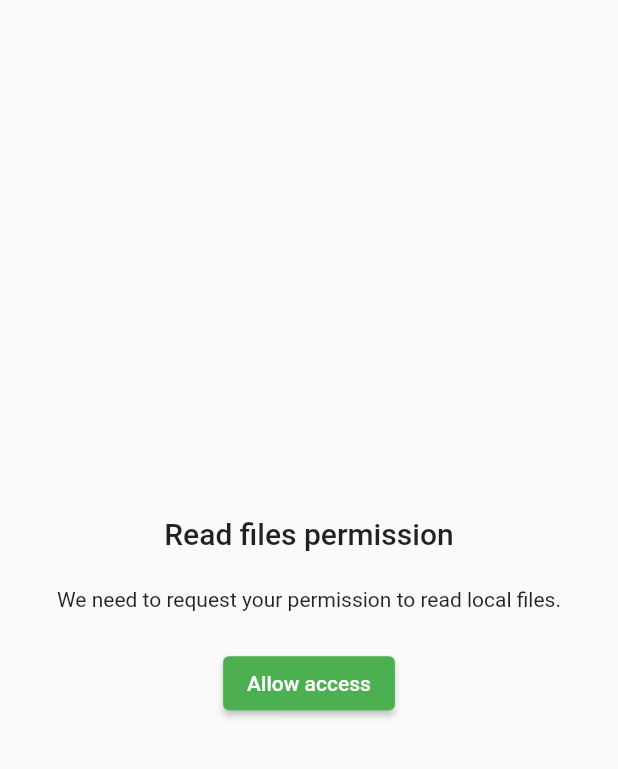
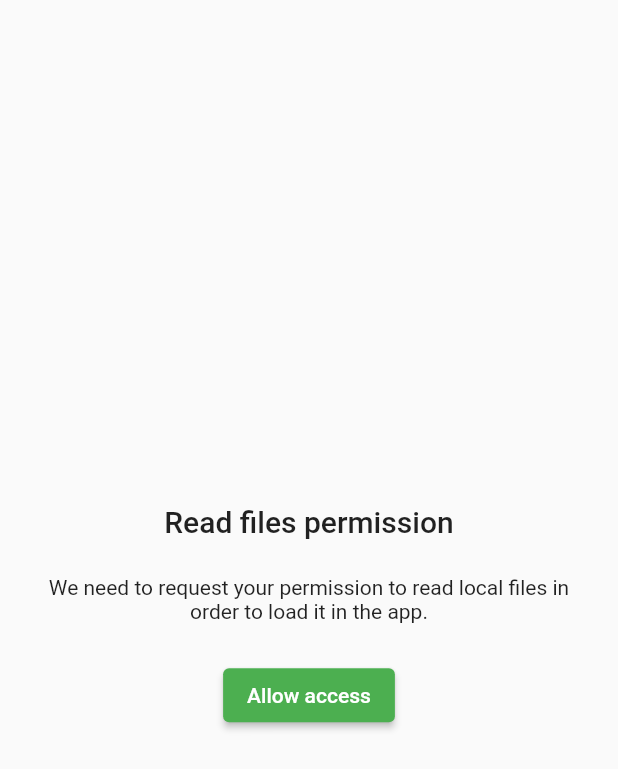
Before and after one commit to svprdga/Flutter-Handle-Permissions, a Flutter app: the ImagePermissions widget shown alone on an empty page, opened directly with empty values, on a phone screen of 412 x 824 dp. Shown: the top 769 px of the screen. Run offline on Flutter 3.47's test engine with Material 2 defaults, Android fonts, the light colour scheme and no system bars; our stand-ins replace file_picker, permission_handler.

Commit message:
Add comments

```diff
--- a/lib/image_model.dart
+++ b/lib/image_model.dart
@@ -4,11 +4,12 @@ import 'package:file_picker/file_picker.dart';
 import 'package:flutter/material.dart';
 import 'package:permission_handler/permission_handler.dart';
 
+// This enum will manage the overall state of the app
 enum ImageSection {
-  noStoragePermission,
-  noStoragePermissionPermanent,
-  browseFiles,
-  imageLoaded,
+  noStoragePermission, // Permission denied, but not forever
+  noStoragePermissionPermanent, // Permission denied forever
+  browseFiles, // The UI shows the button to pick files
+  imageLoaded, // File picked and shown in the screen
 }
 
 class ImageModel extends ChangeNotifier {
@@ -23,10 +24,14 @@ class ImageModel extends ChangeNotifier {
     }
   }
 
+  // We are going to save the picked file in this var
   File? file;
 
+  /// Request the files permission and updates the UI accordingly
   Future<bool> requestFilePermission() async {
     PermissionStatus result;
+    // In Android we need to request the storage permission,
+    // while in iOS is the photos permission
     if (Platform.isAndroid) {
       result = await Permission.storage.request();
     } else {
@@ -44,10 +49,13 @@ class ImageModel extends ChangeNotifier {
     return false;
   }
 
+  /// Invoke the file picker
   Future<void> pickFile() async {
     final FilePickerResult? result =
         await FilePicker.platform.pickFiles(type: FileType.image);
 
+    // Update the UI with the picked file only if
+    // it has a valid file path
     if (result != null &&
         result.files.isNotEmpty &&
         result.files.single.path != null) {
--- a/lib/image_screen.dart
+++ b/lib/image_screen.dart
@@ -30,6 +30,10 @@ class _ImageScreenState extends State<ImageScreen> with WidgetsBindingObserver {
     super.dispose();
   }
 
+  // This block of code is used in the event that the user
+  // has denied the permission forever. Detects if the permission
+  // has been granted when the user returns from the
+  // permission system screen.
   @override
   void didChangeAppLifecycleState(AppLifecycleState state) {
     if (state == AppLifecycleState.resumed &&
@@ -79,6 +83,9 @@ class _ImageScreenState extends State<ImageScreen> with WidgetsBindingObserver {
     );
   }
 
+  /// Check if the pick file permission is granted,
+  /// if it's not granted then request it.
+  /// If it's granted then invoke the file picker
   Future<void> _checkPermissionsAndPick() async {
     final hasFilePermission = await _model.requestFilePermission();
     if (hasFilePermission) {
@@ -86,6 +93,7 @@ class _ImageScreenState extends State<ImageScreen> with WidgetsBindingObserver {
         await _model.pickFile();
       } on Exception catch (e) {
         debugPrint('Error when picking a file: $e');
+        // Show an error to the user if the pick file failed
         ScaffoldMessenger.of(context).showSnackBar(
           const SnackBar(
             content: Text('An error occurred when picking a file'),
@@ -96,6 +104,10 @@ class _ImageScreenState extends State<ImageScreen> with WidgetsBindingObserver {
   }
 }
 
+/// This widget will serve to inform the user in
+/// case the permission has been denied. There is a
+/// variable [isPermanent] to indicate whether the
+/// permission has been denied forever or not.
 class ImagePermissions extends StatelessWidget {
   final bool isPermanent;
   final VoidCallback onPressed;
@@ -130,7 +142,8 @@ class ImagePermissions extends StatelessWidget {
               right: 16.0,
             ),
             child: const Text(
-              'We need to request your permission to read local files.',
+              'We need to request your permission to read '
+              'local files in order to load it in the app.',
               textAlign: TextAlign.center,
             ),
           ),
@@ -160,6 +173,8 @@ class ImagePermissions extends StatelessWidget {
   }
 }
 
+/// This widget is simply the button to select
+/// the image from the local file system.
 class PickFile extends StatelessWidget {
   final VoidCallback onPressed;
 
@@ -177,6 +192,9 @@ class PickFile extends StatelessWidget {
       );
 }
 
+/// This widget is used once permission has
+/// been granted and a file has been selected.
+/// Load the image and display it in the center.
 class ImageLoaded extends StatelessWidget {
   final File file;
 
```
